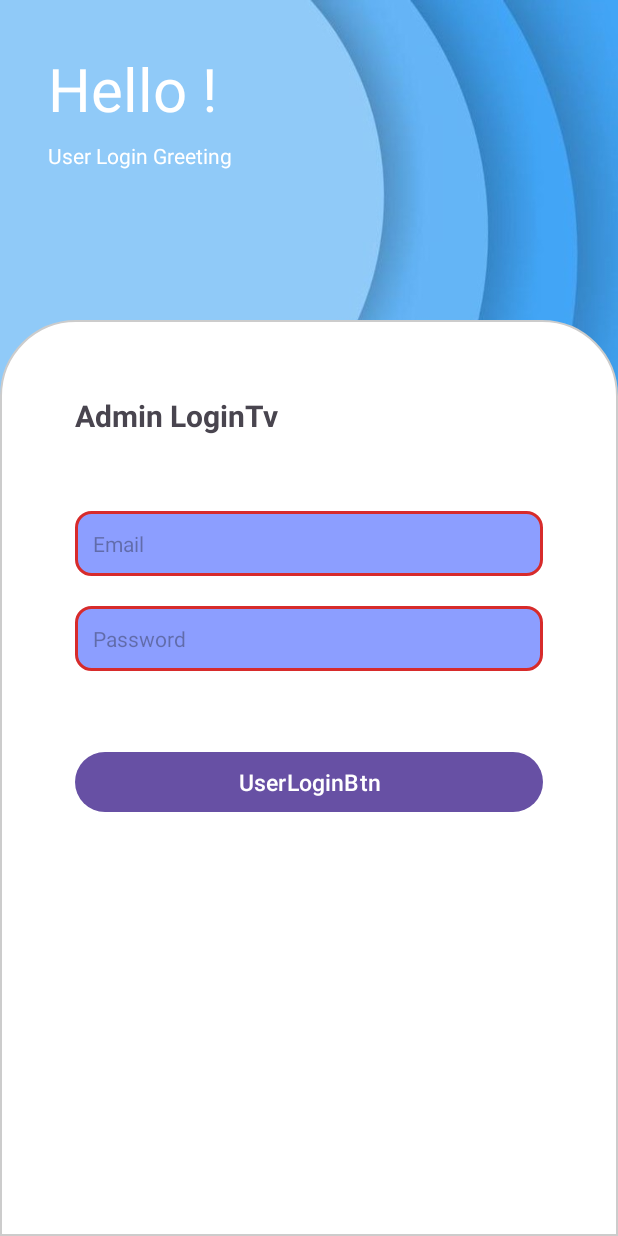
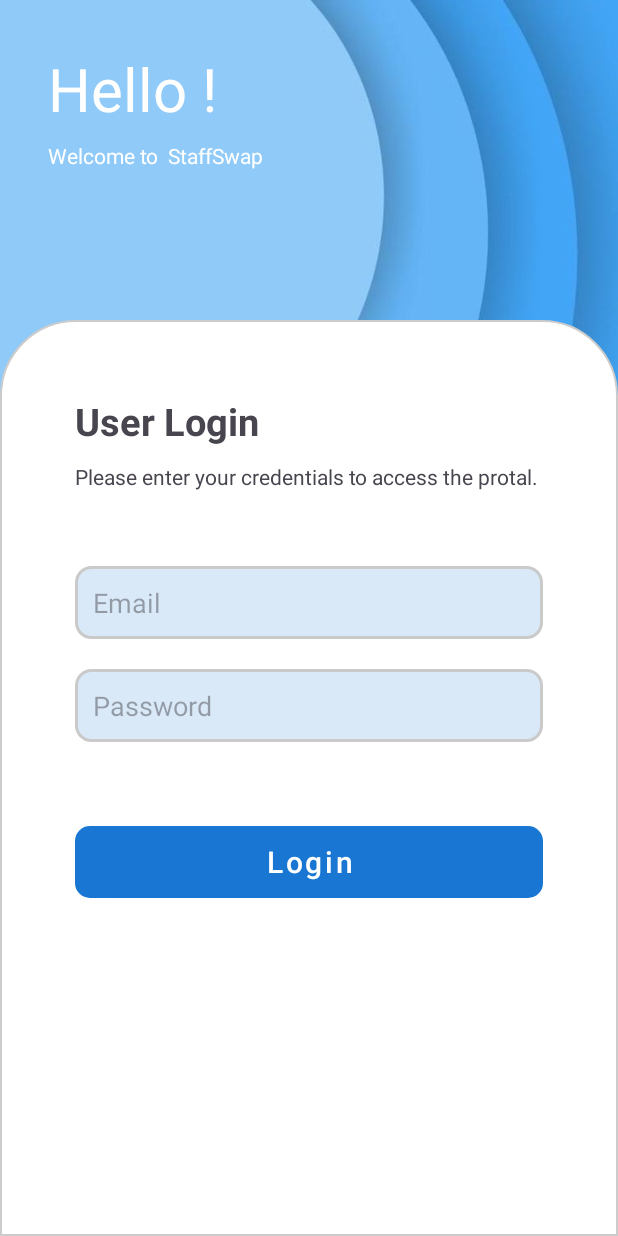
Before and after one commit to StaffSwap/AndroidApp, an Android app: the screen it shows after launch (UserLoginActivity), on a phone screen of 412 x 824 dp. Run offline under Robolectric (Android 15) with nearby library versions, the phone set to English and light mode, and no system bars.

Commit message:
User Login Update

```diff
--- a/StaffSwap/app/build.gradle.kts
+++ b/StaffSwap/app/build.gradle.kts
@@ -41,4 +41,5 @@
     androidTestImplementation(libs.ext.junit)
     androidTestImplementation(libs.espresso.core)
     implementation ("com.airbnb.android:lottie:6.0.0")
+    implementation ("com.google.android.material:material:1.9.0")
 }
--- a/StaffSwap/app/src/main/res/layout/activity_user_login.xml
+++ b/StaffSwap/app/src/main/res/layout/activity_user_login.xml
@@ -27,7 +27,7 @@
         android:layout_height="wrap_content"
         android:layout_marginStart="32dp"
         android:layout_marginTop="8dp"
-        android:text="User Login Greeting"
+        android:text="Welcome to  StaffSwap"
         android:textColor="@color/white"
         android:textSize="14sp"
         app:layout_constraintEnd_toEndOf="parent"
@@ -48,13 +48,25 @@
         app:layout_constraintTop_toBottomOf="@+id/UserTV02">
 
         <TextView
-            android:id="@+id/AdminTV03"
+            android:id="@+id/UserTV03"
             android:layout_width="match_parent"
             android:layout_height="wrap_content"
-            android:layout_margin="50dp"
-            android:text="Admin LoginTv"
-            android:textSize="20sp"
+            android:layout_marginLeft="50dp"
+            android:layout_marginTop="50dp"
+            android:layout_marginRight="50dp"
+            android:layout_marginBottom="10dp"
+            android:text="User Login"
+            android:textSize="25sp"
             android:textStyle="bold" />
+
+        <TextView
+            android:id="@+id/textView2"
+            android:layout_width="match_parent"
+            android:layout_height="wrap_content"
+            android:layout_marginLeft="50dp"
+            android:layout_marginRight="50dp"
+            android:layout_marginBottom="50dp"
+            android:text="Please enter your credentials to access the protal." />
 
         <EditText
             android:id="@+id/UserLoginText01"
@@ -69,7 +81,7 @@
             android:hint="Email"
             android:inputType="text|textEmailAddress"
             android:padding="12dp"
-            android:textSize="14sp" />
+            android:textSize="18sp" />
 
         <EditText
             android:id="@+id/UserLoginText02"
@@ -85,16 +97,16 @@
             android:hint="Password"
             android:inputType="text|textPassword"
             android:padding="12dp"
-            android:textSize="14sp" />
+            android:textSize="18sp" />
 
-        <Button
-            android:id="@+id/UserLoginBtn"
+        <com.google.android.material.button.MaterialButton
+            style="@style/BlueButtonStyle"
             android:layout_width="match_parent"
-            android:layout_height="wrap_content"
+            android:layout_height="60dp"
             android:layout_margin="50dp"
-            android:text="UserLoginBtn"
-            android:textSize="15sp" />
-
+            android:text="Login"
+            android:textAllCaps="false"
+            android:textSize="20sp" />
 
 
     </LinearLayout>
--- a/StaffSwap/app/src/main/res/values/colors.xml
+++ b/StaffSwap/app/src/main/res/values/colors.xml
@@ -2,6 +2,9 @@
 <resources>
     <color name="black">#FF000000</color>
     <color name="white">#FFFFFFFF</color>
-    <color name="editTextbackground">#8C9EFF</color>
-    <color name="editTextBorder">#D72B2B</color>
+    <color name="editTextbackground">#FEDAE9F8</color>
+    <color name="editTextBorder">#CACACA</color>
+    <color name="UserLoginBtn">#6495ED</color>
+    <color name="blue_primary">#1976D2</color> <!-- Primary Blue -->
+    <color name="blue_ripple">#A6C2E6</color> <!-- Slightly darker for ripple -->
 </resources>
--- /dev/null
+++ b/StaffSwap/app/src/main/res/values/stlyes.xml
@@ -0,0 +1,12 @@
+<?xml version="1.0" encoding="utf-8"?>
+<resources>
+    <style name="BlueButtonStyle" parent="Widget.MaterialComponents.Button">
+        <item name="backgroundTint">@color/blue_primary</item>
+        <item name="cornerRadius">10dp</item>
+        <item name="android:textColor">@android:color/white</item>
+        <item name="android:paddingBottom">10dp</item>
+        <item name="android:paddingTop">10dp</item>
+        <item name="rippleColor">@color/blue_ripple</item>
+    </style>
+
+</resources>
```
